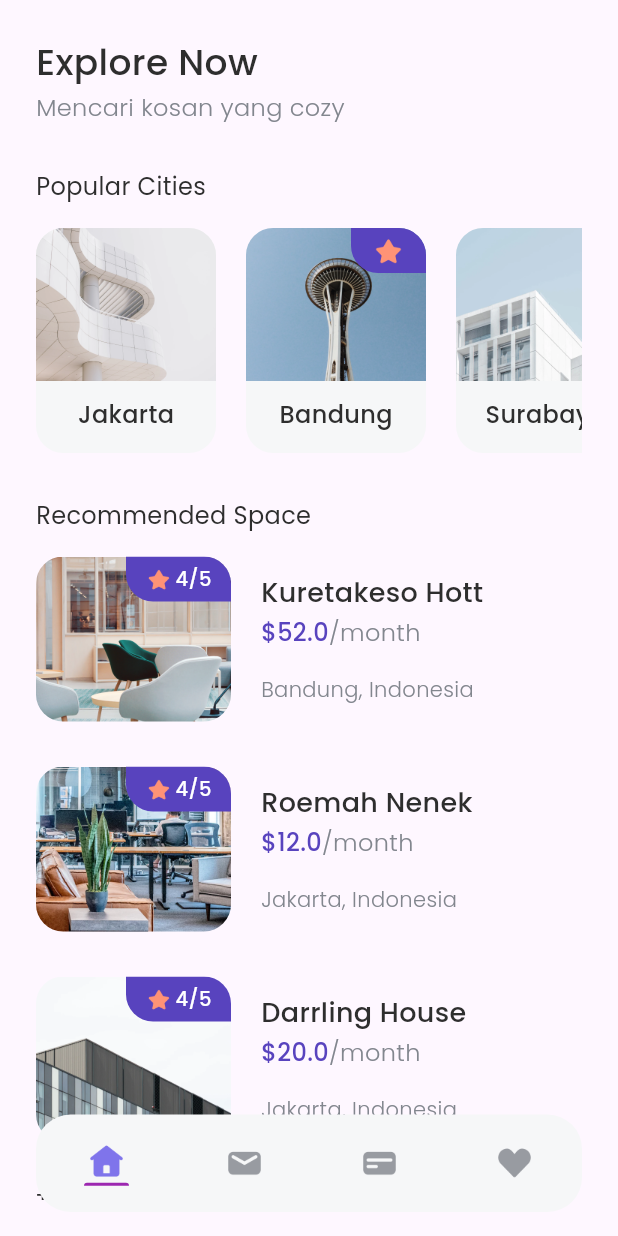
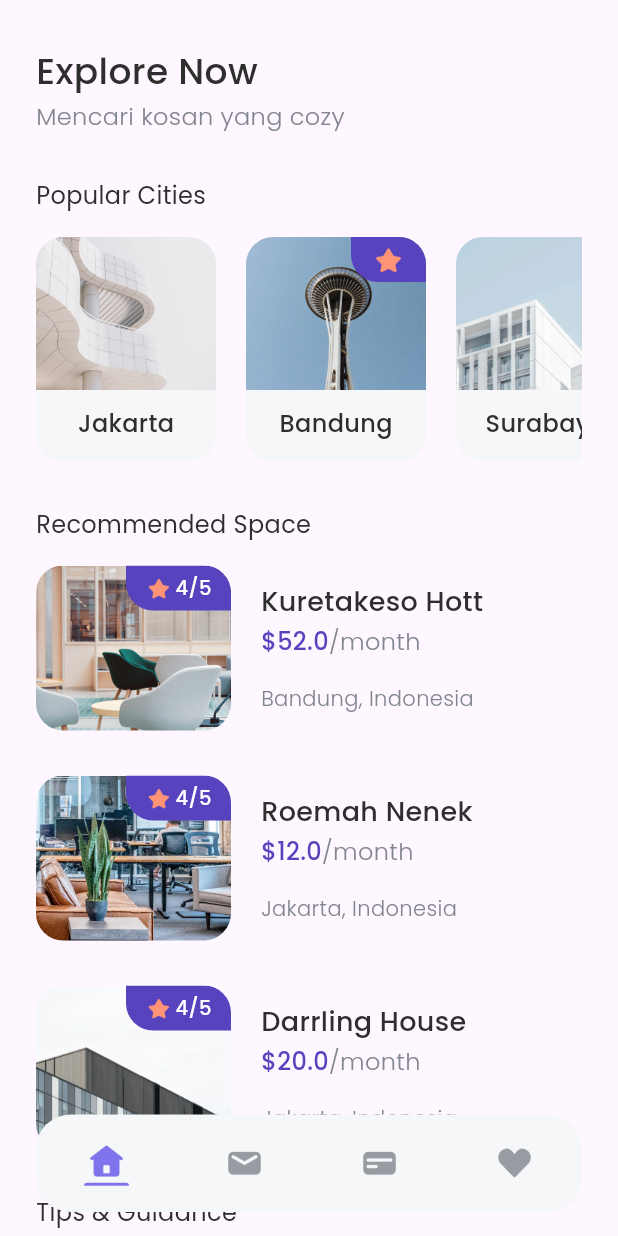
Before and after one commit to dayeeen/cozy-kosan, a Flutter app: the HomePage screen opened directly, on a phone screen of 412 x 824 dp. Run offline on Flutter 3.47's test engine with Material 3 defaults, Android fonts, the phone set to English and light mode, and no system bars; our stand-ins replace google_fonts.

Commit message:
fix: adjust padding in HomePage and update BottomNavbarItem color

```diff
--- a/lib/pages/home_page.dart
+++ b/lib/pages/home_page.dart
@@ -18,9 +18,10 @@ class HomePage extends StatelessWidget {
       body: SafeArea(
         bottom: false,
         child: Padding(
-          padding: EdgeInsets.all(edge),
+          padding: EdgeInsets.symmetric(horizontal: edge),
           child: ListView(
             children: [
+              SizedBox(height: 30),
               // Header
               Text(
                 'Explore Now',
@@ -150,6 +151,7 @@ class HomePage extends StatelessWidget {
                   SizedBox(height: 20),
                 ],
               ),
+              SizedBox(height: 50 + edge),
             ],
           ),
         ),
--- a/lib/widgets/bottom_navbar_item.dart
+++ b/lib/widgets/bottom_navbar_item.dart
@@ -21,7 +21,7 @@ class BottomNavbarItem extends StatelessWidget {
           height: 2,
           margin: EdgeInsets.only(top: 2),
           decoration: BoxDecoration(
-            color: Colors.purple,
+            color: Color(0xff7F74EB),
             borderRadius: BorderRadius.vertical(
               top: Radius.circular(1000),
             )
```
